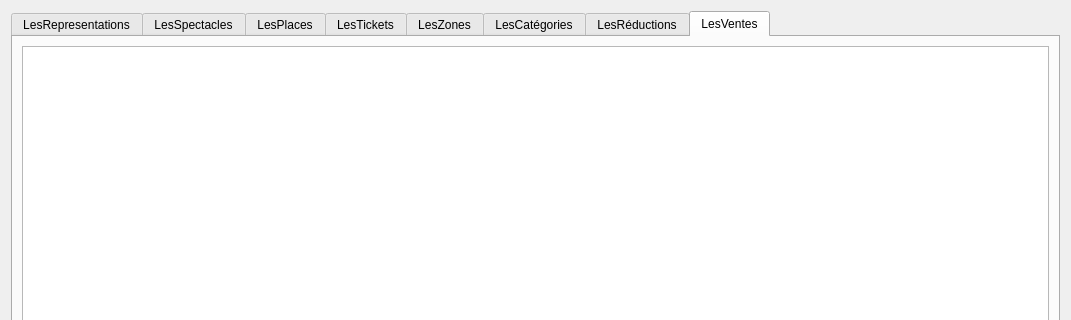
Old version of the form gui/v1_tablesData.ui in the repository mat05/BD_Project; both pictures show x 0 to 1071 and y 0 to 320 of the 1071 by 599 pixel window.
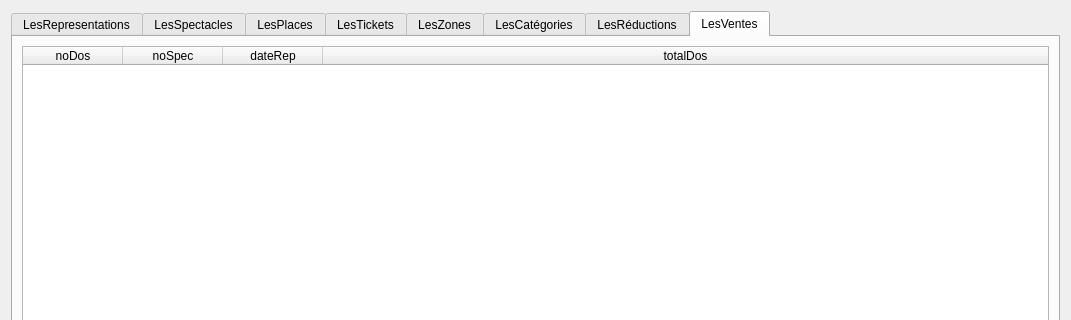
New version of the form. The open tabs and pages were chosen to show the change.

```diff
--- a/gui/v1_tablesData.ui
+++ b/gui/v1_tablesData.ui
@@ -499,7 +499,34 @@
       </attribute>
       <layout class="QVBoxLayout" name="verticalLayout_4">
        <item>
-        <widget class="QTableWidget" name="tableVentes"/>
+        <widget class="QTableWidget" name="tableVentes">
+         <attribute name="horizontalHeaderStretchLastSection">
+          <bool>true</bool>
+         </attribute>
+         <attribute name="verticalHeaderVisible">
+          <bool>false</bool>
+         </attribute>
+         <column>
+          <property name="text">
+           <string>noDos</string>
+          </property>
+         </column>
+         <column>
+          <property name="text">
+           <string>noSpec</string>
+          </property>
+         </column>
+         <column>
+          <property name="text">
+           <string>dateRep</string>
+          </property>
+         </column>
+         <column>
+          <property name="text">
+           <string>totalDos</string>
+          </property>
+         </column>
+        </widget>
        </item>
        <item>
         <widget class="QLabel" name="label_ventes">
```
Left out of the diff: 33 changed lines with no effect on the pictures.
